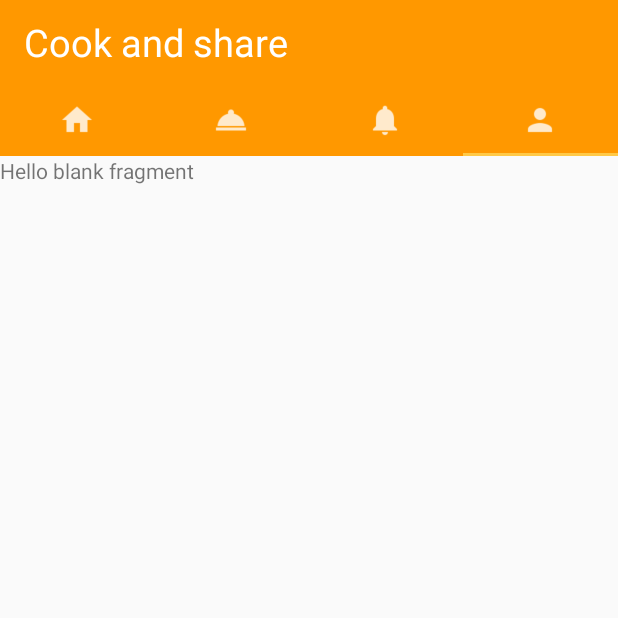
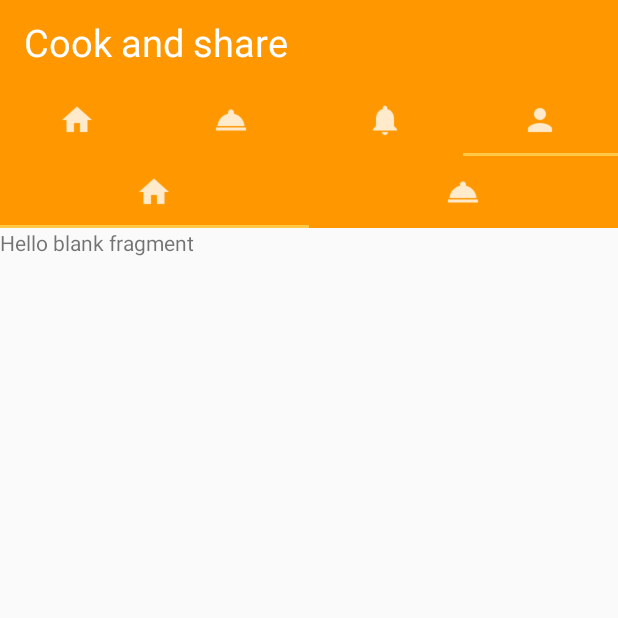
Before and after one commit to nhok1053/Capstone-Project, an Android app: the screen it shows after launch (MainActivity), tab 4 chosen, on a phone screen of 412 x 824 dp, the top half of it. Run offline under Robolectric (Android 15) with nearby library versions, the light colour scheme and no system bars; our stand-ins replace ButterKnife, Firebase (no records; nobody signed in at launch, a user with empty details on screens opened directly), Picasso; libraries missing offline, so code that uses them is left out: com.github.paolorotolo.appintro; pictures from the network do not load; 1 statement that could not run was skipped.

Commit message:
Add tab layout category

```diff
--- /dev/null
+++ b/CookandShare/app/src/main/res/layout/fragment_list_all_categories.xml
@@ -0,0 +1,14 @@
+<?xml version="1.0" encoding="utf-8"?>
+<FrameLayout xmlns:android="http://schemas.android.com/apk/res/android"
+    xmlns:tools="http://schemas.android.com/tools"
+    android:layout_width="match_parent"
+    android:layout_height="match_parent"
+    tools:context=".fragment.ListAllCategoriesFragment">
+
+    <!-- TODO: Update blank fragment layout -->
+    <TextView
+        android:layout_width="match_parent"
+        android:layout_height="match_parent"
+        android:text="@string/hello_blank_fragment" />
+
+</FrameLayout>
--- a/CookandShare/app/src/main/res/layout/fragment_personal.xml
+++ b/CookandShare/app/src/main/res/layout/fragment_personal.xml
@@ -6,9 +6,22 @@
     tools:context=".fragment.PersonalFragment">
 
     <!-- TODO: Update blank fragment layout -->
-    <TextView
+    <LinearLayout
         android:layout_width="match_parent"
         android:layout_height="match_parent"
-        android:text="@string/hello_blank_fragment" />
+        android:orientation="vertical">
+
+        <android.support.design.widget.TabLayout
+            android:id="@+id/tabLayoutCategories"
+            style="@style/MyCustomTabText"
+            android:layout_width="match_parent"
+            android:layout_height="wrap_content"
+            android:background="@color/colorPrimary"></android.support.design.widget.TabLayout>
+
+        <android.support.v4.view.ViewPager
+            android:id="@+id/viewPagerCategories"
+            android:layout_width="match_parent"
+            android:layout_height="fill_parent"></android.support.v4.view.ViewPager>
+    </LinearLayout>
 
 </FrameLayout>
```
Also changed, not shown: CookandShare/app/src/main/java/com/example/huynhha/cookandshare/fragment/ListAllCategoriesFragment.java (added, +30 -0 lines), CookandShare/app/src/main/java/com/example/huynhha/cookandshare/fragment/PersonalFragment.java (+31 -3 lines), CookandShare/app/src/main/java/com/example/huynhha/cookandshare/fragment/TipFragment.java (added, +30 -0 lines), CookandShare/app/src/main/res/layout/fragment_tip.xml (added, +14 -0 lines).
